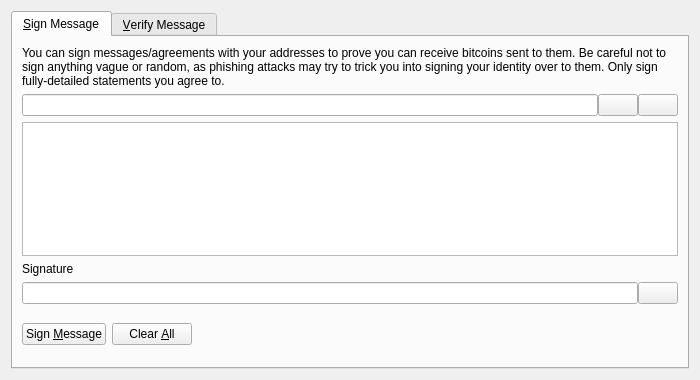
Old version of the form src/qt/forms/signverifymessagedialog.ui in the repository coinmenace/perfectcore.
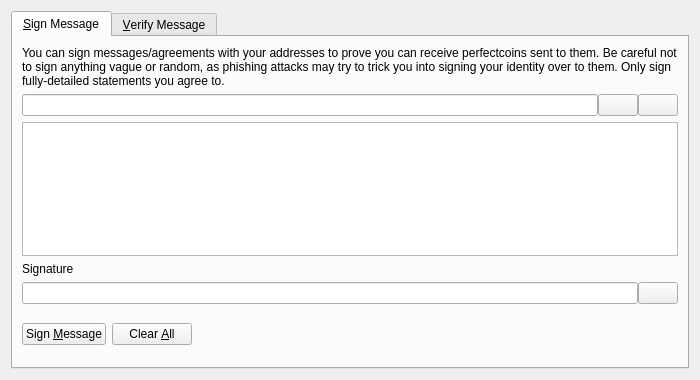
New version of the form. Icons and pictures are not drawn. Custom widgets are drawn as their Qt base class.

Patch:
```diff
--- a/src/qt/forms/signverifymessagedialog.ui
+++ b/src/qt/forms/signverifymessagedialog.ui
@@ -30,7 +30,7 @@
        <item>
         <widget class="QLabel" name="infoLabel_SM">
          <property name="text">
-          <string>You can sign messages/agreements with your addresses to prove you can receive bitcoins sent to them. Be careful not to sign anything vague or random, as phishing attacks may try to trick you into signing your identity over to them. Only sign fully-detailed statements you agree to.</string>
+          <string>You can sign messages/agreements with your addresses to prove you can receive perfectcoins sent to them. Be careful not to sign anything vague or random, as phishing attacks may try to trick you into signing your identity over to them. Only sign fully-detailed statements you agree to.</string>
          </property>
          <property name="textFormat">
           <enum>Qt::PlainText</enum>
```
